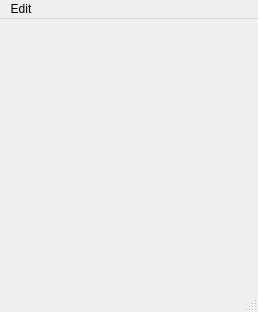
Old version of the form resources/design/ui/MainView.ui in the repository jeaunrg/PyQTapp_template.
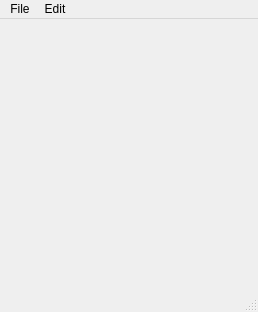
New version of the form.

Diff of the .ui file:
```diff
--- a/resources/design/ui/MainView.ui
+++ b/resources/design/ui/MainView.ui
@@ -36,6 +36,14 @@
     </widget>
     <addaction name="menuPreferences"/>
    </widget>
+   <widget class="QMenu" name="menuFile">
+    <property name="title">
+     <string>File</string>
+    </property>
+    <addaction name="actionOpenSession"/>
+    <addaction name="actionNewSession"/>
+   </widget>
+   <addaction name="menuFile"/>
    <addaction name="menuEdit"/>
   </widget>
   <widget class="QStatusBar" name="statusbar"/>
```
Left out of the diff: 10 changed lines with no effect on the pictures.
